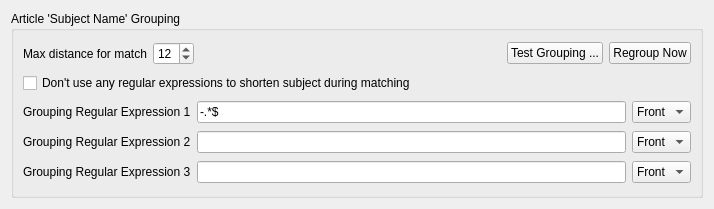
This is headergroupingwidget.ui in quban2/quban as Qt 5 draws it before an edit. The edited form follows.
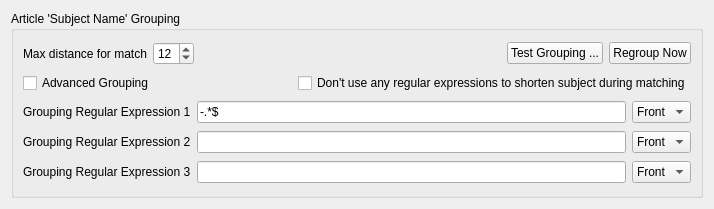
This is the edited form.

Commit message: Initial version of Advanced Header Grouping ... can match even if not consecutive

What changed in the file:
```diff
--- a/headergroupingwidget.ui
+++ b/headergroupingwidget.ui
@@ -84,11 +84,38 @@
        </layout>
       </item>
       <item>
+       <layout class="QHBoxLayout" name="horizontalLayout">
+        <item>
+         <widget class="QCheckBox" name="advanceGroupingCheckBox">
+          <property name="toolTip">
+           <string>May give better results ... but will be slower</string>
+          </property>
+          <property name="text">
+           <string>Advanced Grouping</string>
+          </property>
+         </widget>
+        </item>
+        <item>
+         <spacer name="horizontalSpacer">
+          <property name="orientation">
+           <enum>Qt::Horizontal</enum>
+          </property>
+          <property name="sizeHint" stdset="0">
+           <size>
+            <width>40</width>
+            <height>20</height>
+           </size>
+          </property>
+         </spacer>
+        </item>
+        <item>
        <widget class="QCheckBox" name="noRegexCheckBox">
         <property name="text">
          <string>Don't use any regular expressions to shorten subject during matching</string>
         </property>
        </widget>
+        </item>
+       </layout>
       </item>
       <item>
        <layout class="QHBoxLayout" name="horizontalLayout_4">
```
Lines whose indentation alone changed are shown as unchanged. The commit also changes 11 other files.
